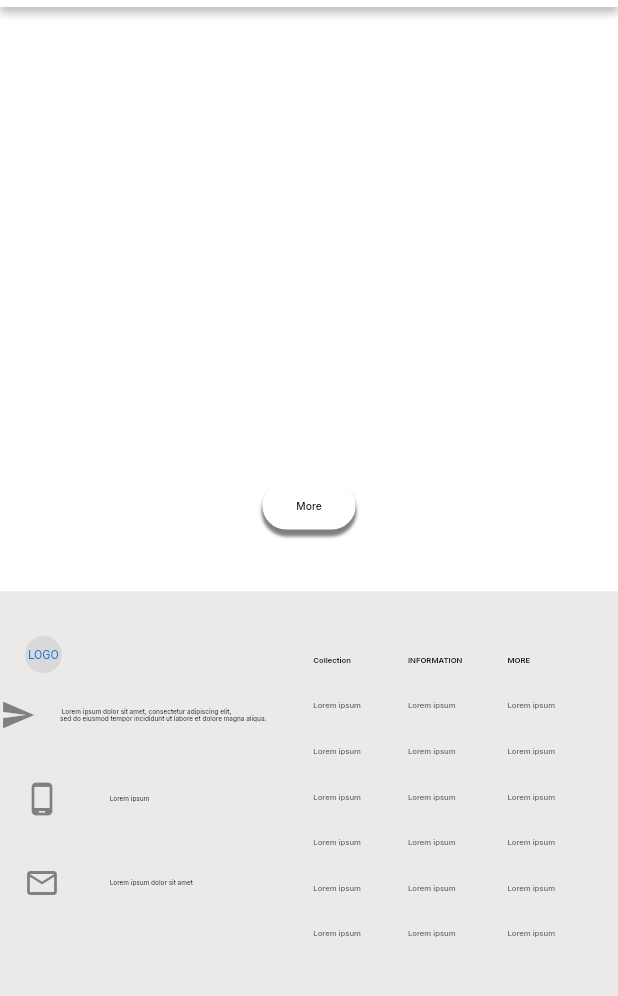
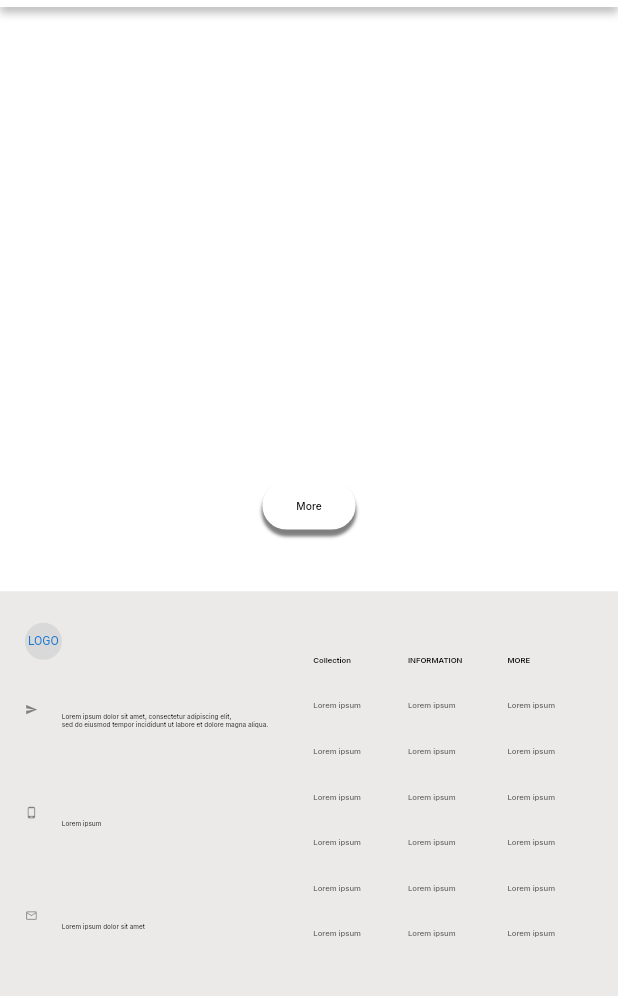
Before and after one commit to ralphkevinmacahipay/flutter-test-app, a Flutter app: the DesktopScreen screen opened directly, scrolled down 2017 dp, on a phone screen of 412 x 824 dp, the part 91-1087 px from its top. Run offline on Flutter 3.47's test engine with Material 2 defaults, Android fonts, the phone set to English and light mode, and no system bars; our stand-ins replace get, google_fonts, velocity_x.

Commit message:
done_desktop

```diff
--- a/lib/configuration/constant_var.dart
+++ b/lib/configuration/constant_var.dart
@@ -1,3 +1,22 @@
+import 'package:flutter_test_app/configuration/icons.dart';
+
 String kLorem =
     "Lorem ipsum dolor sit amet, consectetur adipiscing elit, sed do eiusmod tempor incididunt ut labore et dolore magna aliqua.Ut enim ad minim veniam, quis nostrud exercitation ullamcolaboris nisi ut aliquip ex ea commodo consequat. Duis aute irure dolor in reprehenderit in voluptate velit esse cillum dolore eu fugiat nulla pariatur.Excepteur sint occaecat cupidatat non proident, sunt in culpa qui officiadeserunt mollit anim id est laborum.";
 String kJsonProdData = 'assets/product_data.json';
+
+List<String> kHeaderSale = [
+  "SALE",
+  "SALE",
+  "SALE",
+  "SALE",
+];
+List<Map<String, dynamic>> kProdSaleList = [
+  {"image": kSampleJacket},
+  {"image": kSampleJacket},
+  {"image": kSampleJacket},
+  {"image": kSampleJacket},
+  {"image": kSampleJacket},
+  {"image": kSampleJacket},
+  {"image": kSampleJacket},
+  {"image": kSampleJacket},
+];
--- a/lib/desktop/contact_screen/contact.dart
+++ b/lib/desktop/contact_screen/contact.dart
@@ -35,31 +35,27 @@ class ContactDesktopScreen extends StatelessWidget {
                               child: const Text("LOGO")
                                   .p(context.percentWidth * 1)),
                         ).marginOnly(
-                            top: context.percentHeight * 3.61,
+                            top: context.percentHeight * 2.53,
                             left: context.percentWidth * 4.027),
-                        ListTile(
-                          minLeadingWidth: 0,
-                          contentPadding: EdgeInsets.zero,
-                          title: Text(
-                              style: kInterMediumBold.copyWith(
-                                  fontSize: context.percentWidth * 1.0416),
-                              " Lorem ipsum dolor sit amet, consectetur adipiscing elit,\nsed do eiusmod tempor incididunt ut labore et dolore magna aliqua."),
-                          leading: const Icon(Icons.send),
-                        ),
-                        ListTile(
-                          title: Text(
-                              style: kInterMediumBold.copyWith(
-                                  fontSize: context.percentWidth * 1.0416),
-                              " Lorem ipsum "),
-                          leading: const Icon(Icons.phone_android_outlined),
-                        ),
-                        ListTile(
-                          title: Text(
-                              style: kInterMediumBold.copyWith(
-                                  fontSize: context.percentWidth * 1.0416),
-                              " Lorem ipsum dolor sit amet"),
-                          leading: const Icon(Icons.email_outlined),
-                        )
+                        const ListTileWidget(
+                          kTitle:
+                              "Lorem ipsum dolor sit amet, consectetur adipiscing elit,\nsed do eiusmod tempor incididunt ut labore et dolore magna aliqua.",
+                          kIcon: Icons.send,
+                        ).marginOnly(
+                            top: context.percentHeight * 1.53,
+                            left: context.percentWidth * 4.027),
+                        const ListTileWidget(
+                          kTitle: "Lorem ipsum",
+                          kIcon: Icons.phone_android_outlined,
+                        ).marginOnly(
+                            top: context.percentHeight * 1.53,
+                            left: context.percentWidth * 4.027),
+                        const ListTileWidget(
+                          kTitle: "Lorem ipsum dolor sit amet",
+                          kIcon: Icons.email_outlined,
+                        ).marginOnly(
+                            top: context.percentHeight * 1.53,
+                            left: context.percentWidth * 4.027),
                       ],
                     ),
                   ),
@@ -159,3 +155,31 @@ class ContactDesktopScreen extends StatelessWidget {
         color: kTextColor, fontSize: context.percentWidth * 1.25);
   }
 }
+
+class ListTileWidget extends StatelessWidget {
+  final String
+      kTitle; //" Lorem ipsum dolor sit amet, consectetur adipiscing elit,\nsed do eiusmod tempor incididunt ut labore et dolore magna aliqua."
+  final IconData kIcon; //  Icons.send,
+
+  const ListTileWidget({
+    super.key,
+    required this.kTitle,
+    required this.kIcon,
+  });
+
+  @override
+  Widget build(BuildContext context) {
+    return ListTile(
+      minLeadingWidth: 0,
+      contentPadding: EdgeInsets.zero,
+      title: Text(
+          style: kInterMediumBold.copyWith(
+              fontSize: context.percentWidth * 1.0416),
+          kTitle),
+      leading: Icon(
+        kIcon,
+        size: context.percentWidth * 2.083,
+      ),
+    );
+  }
+}
--- a/lib/desktop/sale/sale.dart
+++ b/lib/desktop/sale/sale.dart
@@ -1,6 +1,6 @@
 import 'package:flutter/gestures.dart';
 import 'package:flutter/material.dart';
-import 'package:flutter_test_app/configuration/icons.dart';
+import 'package:flutter_test_app/configuration/constant_var.dart';
 import 'package:flutter_test_app/configuration/style.dart';
 import 'package:flutter_test_app/my_widget/my_widget.dart';
 import 'package:get/get.dart';
@@ -13,22 +13,6 @@ class SalesDesktopScreen extends StatelessWidget {
 
   @override
   Widget build(BuildContext context) {
-    List<String> kHeaderSale = [
-      "SALE",
-      "SALE",
-      "SALE",
-      "SALE",
-    ];
-    List<Map<String, dynamic>> kProdSaleList = [
-      {"image": kSampleJacket},
-      {"image": kSampleJacket},
-      {"image": kSampleJacket},
-      {"image": kSampleJacket},
-      {"image": kSampleJacket},
-      {"image": kSampleJacket},
-      {"image": kSampleJacket},
-      {"image": kSampleJacket},
-    ];
     return Container(
       color: kWhite,
       height: context.height,
```
